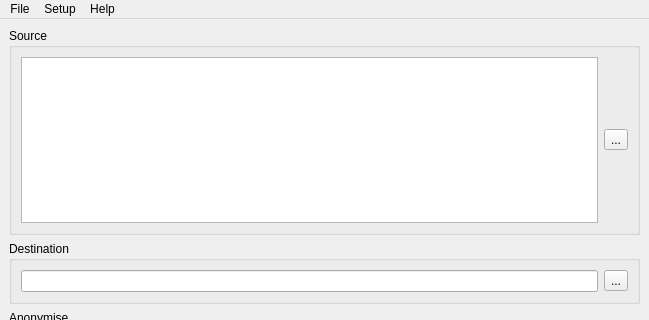
Above: gui_anonymiser_main.ui from Vincent-Stragier/deltamed_coherence_openutils before the change; both pictures show x 0 to 649 and y 0 to 320 of the 649 by 719 pixel window. Below: the same form after it.
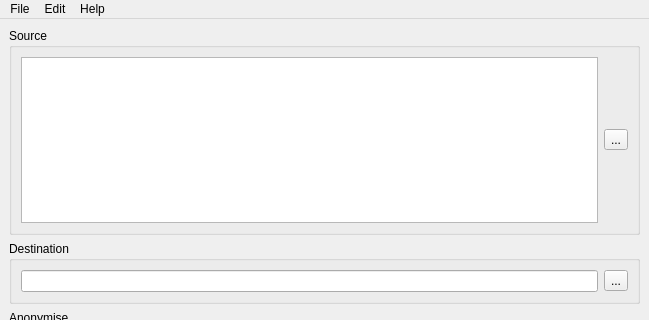
That is the form after the change.

Commit message: Add intuitive settings interface

The edit to the form file:
```diff
--- a/gui_anonymiser_main.ui
+++ b/gui_anonymiser_main.ui
@@ -335,14 +335,14 @@
     <addaction name="separator"/>
     <addaction name="actionAbout"/>
    </widget>
-   <widget class="QMenu" name="menuSetup">
+   <widget class="QMenu" name="menuEdit">
     <property name="title">
-     <string>Setup</string>
+     <string>Edit</string>
     </property>
     <addaction name="actionConfigure_coh3toEDF_exe"/>
    </widget>
    <addaction name="menuFile"/>
-   <addaction name="menuSetup"/>
+   <addaction name="menuEdit"/>
    <addaction name="menuAbout"/>
   </widget>
   <widget class="QStatusBar" name="statusbar"/>
```
Left out of the diff: 6 changed lines with no effect on the pictures. The commit also changes 2 other files.
